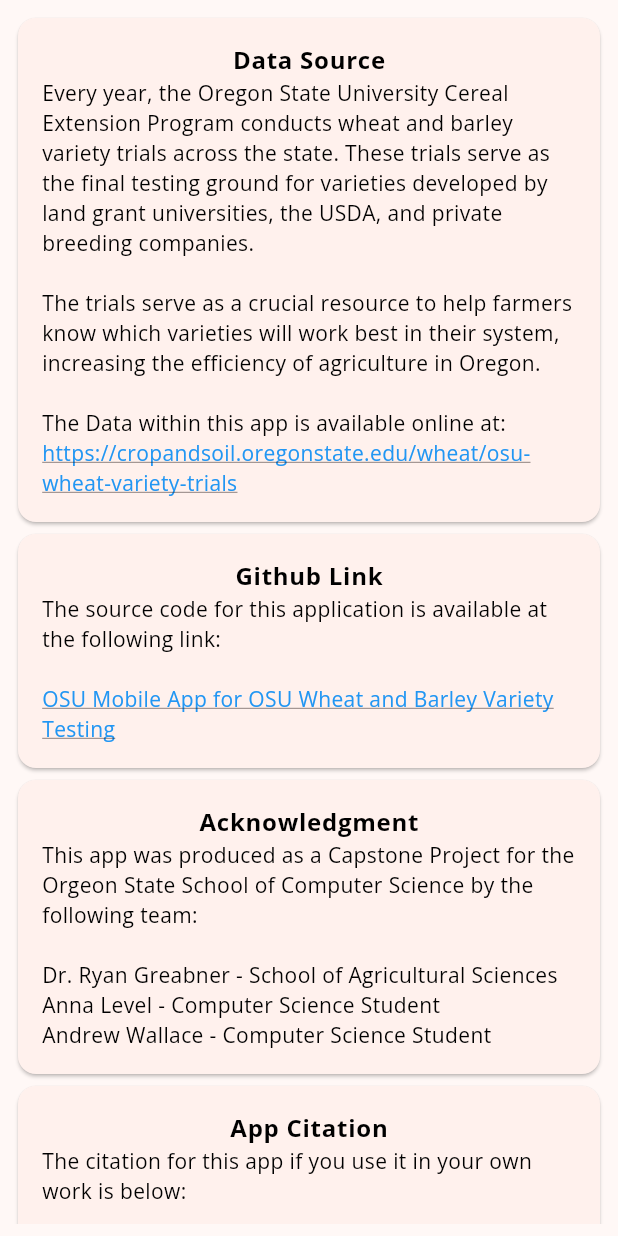
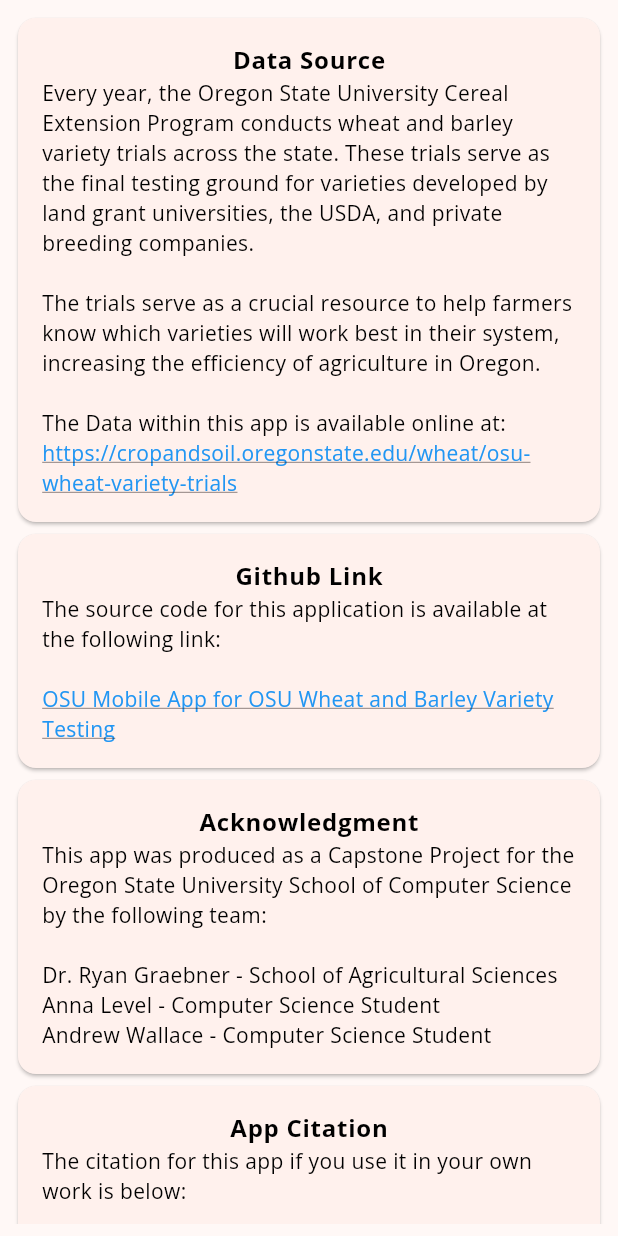
Before and after one commit to ryan-graebner/variety-testing-app, a Flutter app: the SoftwarePage screen opened directly, on a phone screen of 412 x 824 dp. Run offline on Flutter 3.47's test engine with Material 3 defaults, Android fonts, the phone set to English and light mode, and no system bars; network calls fail.

```diff
--- a/lib/views/home_page.dart
+++ b/lib/views/home_page.dart
@@ -27,12 +27,11 @@
 
   final List<String> _titles = [
     "Wheat and Barley Variety Data",
-    "Traits",
     "Software Information"
   ];
 
   final List<Widget> _pages = [
-    VarietyPage(),
+    const VarietyPage(),
     const SoftwarePage()
   ];
 
--- a/lib/views/software_page.dart
+++ b/lib/views/software_page.dart
@@ -16,7 +16,7 @@
             // DATA source card and link to Crop and Soil homepage
             Card(
               child: Padding(
-                padding: EdgeInsets.all(16.0),
+                padding: const EdgeInsets.all(16.0),
                 child: Column(
                   children: [
                     Text("Data Source", style: Theme.of(context).textTheme.bodyLarge,),
@@ -55,7 +55,7 @@
             //TODO: Add Public Repository with stripped down Data
             Card(
               child: Padding(
-                padding: EdgeInsets.all(16.0),
+                padding: const EdgeInsets.all(16.0),
                 child: Column(
                   children: [
                     Text("Github Link" , style: Theme.of(context).textTheme.bodyLarge,),
@@ -82,18 +82,18 @@
             ),
             Card(
               child: Padding(
-                padding: EdgeInsets.all(16.0),
+                padding: const EdgeInsets.all(16.0),
                 child: Column(
                   children: [
                     Text("Acknowledgment", style: Theme.of(context).textTheme.bodyLarge,),
                     const Row(children: [
                       Flexible(
-                        child: Text("This app was produced as a Capstone Project for the Orgeon State School of Computer Science by the following team:\n"),
+                        child: Text("This app was produced as a Capstone Project for the Oregon State University School of Computer Science by the following team:\n"),
                       )
                     ],),
                     const Row(children: [
                       Flexible(
-                        child: Text("Dr. Ryan Greabner - School of Agricultural Sciences"),
+                        child: Text("Dr. Ryan Graebner - School of Agricultural Sciences"),
                       )
                     ],),
                     const Row(children: [
@@ -113,7 +113,7 @@
             // APP CITATION card - add updated ciation once publishing is solidifed
             Card(
               child: Padding(
-                padding: EdgeInsets.all(16.0),
+                padding: const EdgeInsets.all(16.0),
                 child: Column(
                   children: [
                     Text("App Citation", style: Theme.of(context).textTheme.bodyLarge,),
@@ -124,7 +124,7 @@
                     ],),
                     const Row(children: [
                       Flexible(
-                        child: Text("Oregon State Univeristy. (2024) OSU Wheat and Barley Variety Testing (Version 1.0.0)[Mobile App]"),
+                        child: Text("Oregon State University. (2024) OSU Wheat and Barley Variety Testing (Version 1.0.0)[Mobile App]"),
                       )
                     ],)
                   ],
```
Also changed, not shown: dummy_data/traits.csv (deleted, +0 -20 lines), lib/main.dart (+12 -1 lines), lib/state/app_state.dart (+33 -5 lines), lib/state/data_repository.dart (+4 -5 lines), lib/views/loading_view.dart (added, +10 -0 lines), lib/views/variety_page.dart (+24 -36 lines), lib/views/variety_testing_app.dart (+1 -12 lines), 2 other files.
